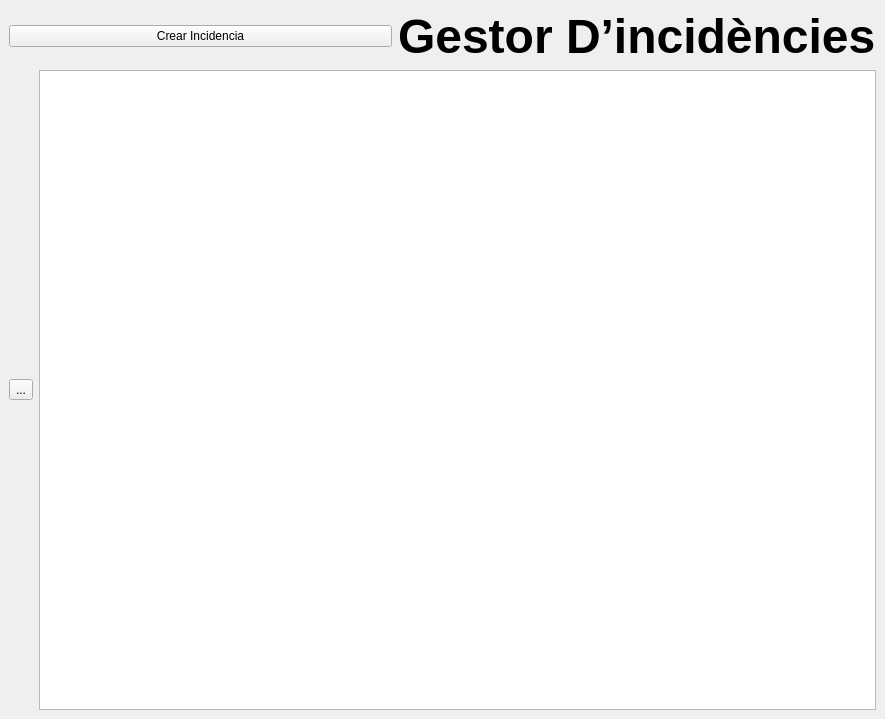
Old version of the form gestor_incidencies/ui/main_window.ui in the repository Sebasstiia/temporitzador-pyside6.
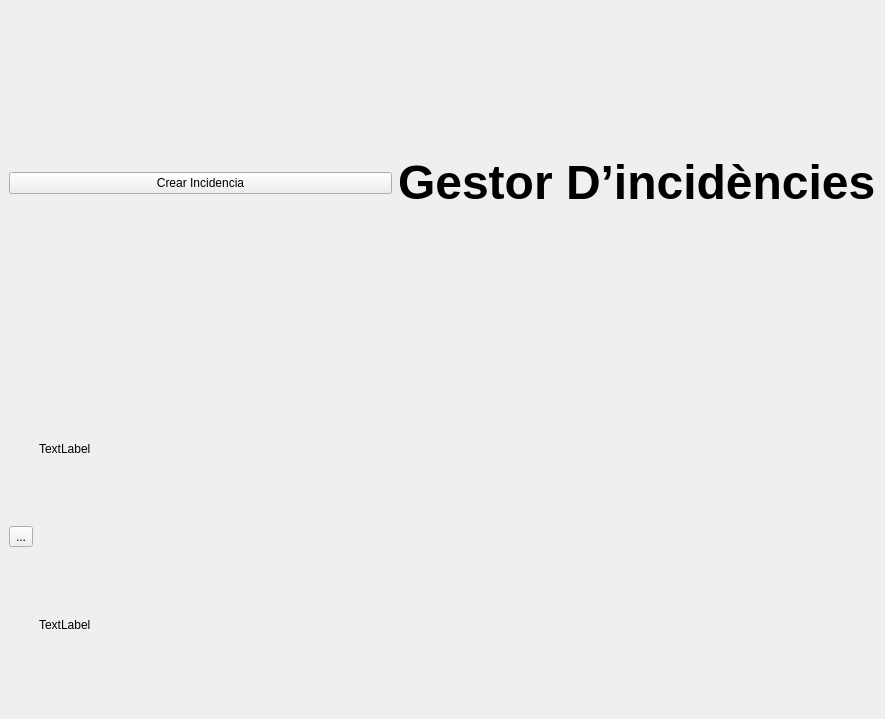
New version of the form.

Commit message: Segundo guardado de la ventana principal

Patch:
```diff
--- a/gestor_incidencies/ui/main_window.ui
+++ b/gestor_incidencies/ui/main_window.ui
@@ -38,14 +38,36 @@
       <item>
        <layout class="QHBoxLayout" name="bodyLayout">
         <item>
-         <widget class="QToolButton" name="menu">
+         <layout class="QVBoxLayout" name="menuLayout">
+          <item>
+           <widget class="QToolButton" name="btnMenuTool">
           <property name="text">
            <string>...</string>
           </property>
          </widget>
         </item>
+         </layout>
+        </item>
         <item>
-         <widget class="QListView" name="llistaIncidencies"/>
+         <layout class="QVBoxLayout" name="listLayout"/>
+        </item>
+        <item>
+         <layout class="QVBoxLayout" name="infoLayout">
+          <item>
+           <widget class="QLabel" name="incidentTitle">
+            <property name="text">
+             <string>TextLabel</string>
+            </property>
+           </widget>
+          </item>
+          <item>
+           <widget class="QLabel" name="incidentDescription">
+            <property name="text">
+             <string>TextLabel</string>
+            </property>
+           </widget>
+          </item>
+         </layout>
         </item>
        </layout>
       </item>
```
Left out of the diff: 2 changed lines with no effect on the pictures. Lines whose indentation alone changed are shown as unchanged.
